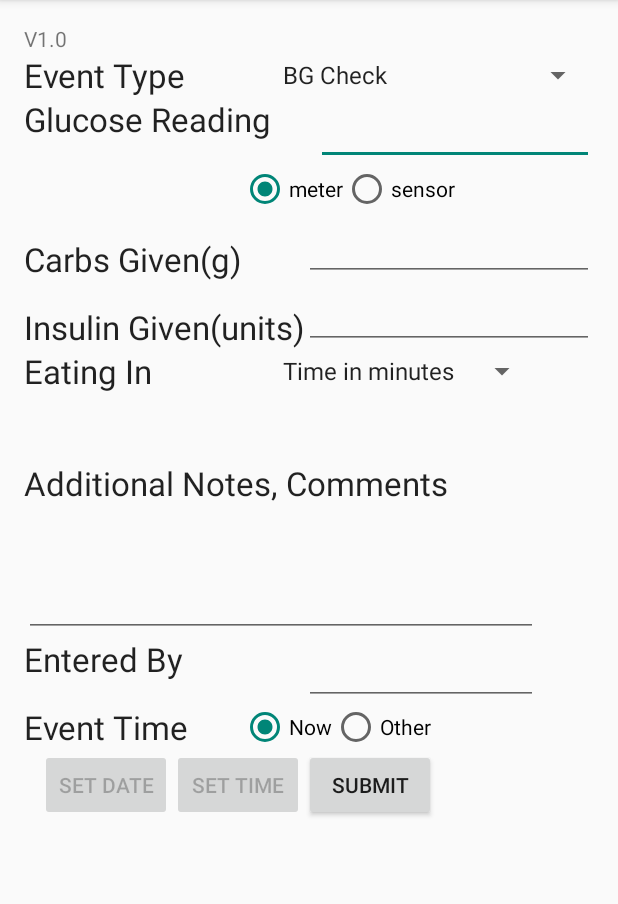
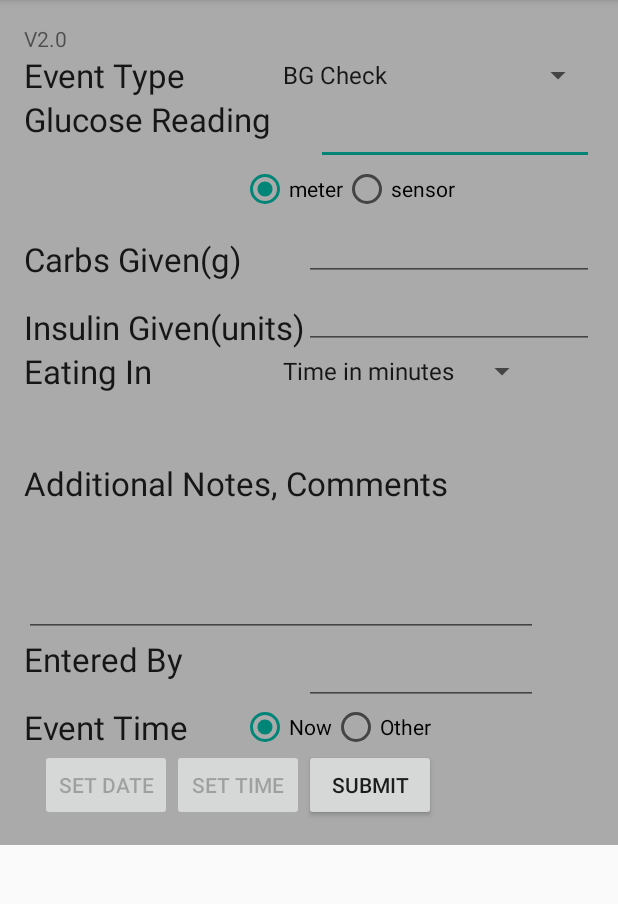
Before and after one commit to GrantKY/MongoDB4, an Android app: the screen it shows after launch (MainActivity), on a phone screen of 412 x 824 dp, the part 84-988 px from its top. Run offline under Robolectric (Android 15) with nearby library versions, the phone set to English and light mode, and no system bars.

Commit message:
Added custom icon and when submit pressed, resets all the populated controls. Changed background colour to be grey not white

```diff
--- a/app/src/main/java/com/example/gy185013/mongodb4/MongoPortal.java
+++ b/app/src/main/java/com/example/gy185013/mongodb4/MongoPortal.java
@@ -36,6 +36,7 @@ public class MongoPortal extends AsyncTask<Object, Void, String> {
     public void PopulateTreatmentTable(TreatmentObject treatmentobj) {
 
         String dbURI = "mongodb://<username>:<password?@<server>:<port>/<database>";
+
         String databasename = GetDatabaseName(dbURI);
 
         MongoClient mongoClient = null;
--- a/app/src/main/res/layout/fragment_main.xml
+++ b/app/src/main/res/layout/fragment_main.xml
@@ -10,7 +10,8 @@
     android:layout_height="match_parent" android:paddingLeft="@dimen/activity_horizontal_margin"
     android:paddingRight="@dimen/activity_horizontal_margin"
     android:paddingTop="@dimen/activity_vertical_margin"
-    android:paddingBottom="@dimen/activity_vertical_margin" tools:context=".MainActivityFragment">
+    android:paddingBottom="@dimen/activity_vertical_margin" tools:context=".MainActivityFragment"
+    android:background="@android:color/darker_gray">
 
     <TextView android:text="@string/version" android:layout_width="wrap_content"
         android:layout_height="wrap_content"
--- a/app/src/main/res/values/strings.xml
+++ b/app/src/main/res/values/strings.xml
@@ -1,6 +1,6 @@
 <resources>
     <string name="app_name">Care Portal</string>
-    <string name="version">V1.0</string>
+    <string name="version">V2.0</string>
     <string name="action_settings">Settings</string>
     <string name="carbs_given">Carbs Given(g)</string>
     <string name="insulin_given">Insulin Given(units)</string>
```
Also changed, not shown: app/src/main/java/com/example/gy185013/mongodb4/MainActivity.java (+39 -1 lines), app/src/main/res/mipmap-hdpi/ic_launcher.png, app/src/main/res/mipmap-mdpi/ic_launcher.png, app/src/main/res/mipmap-xhdpi/ic_launcher.png, app/src/main/res/mipmap-xxhdpi/ic_launcher.png.
